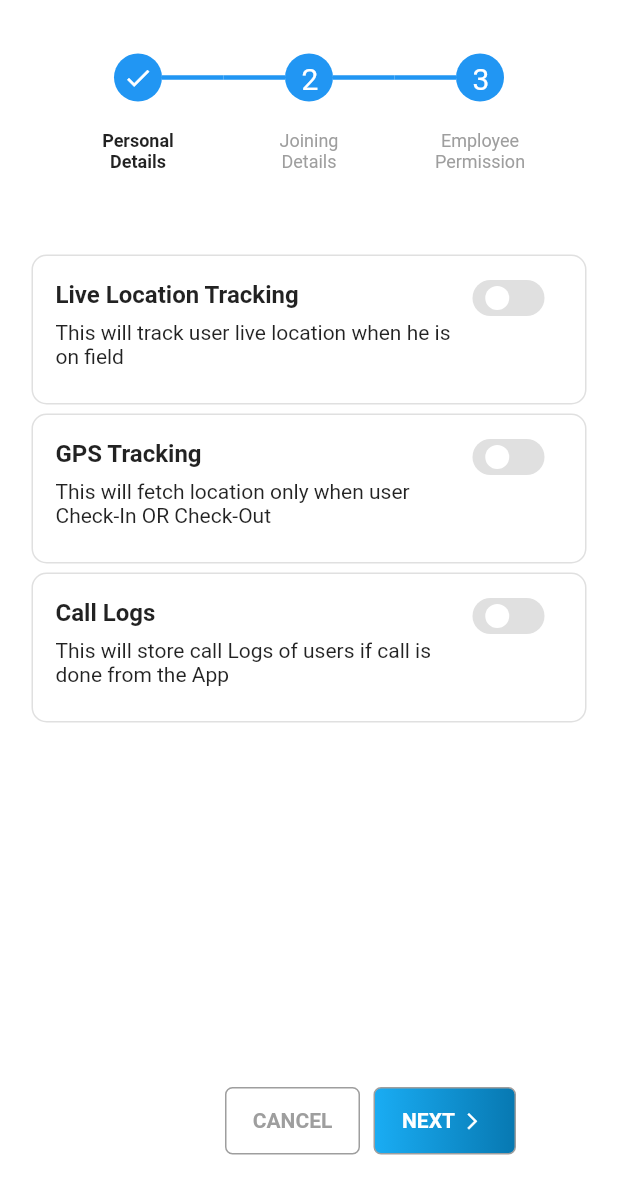
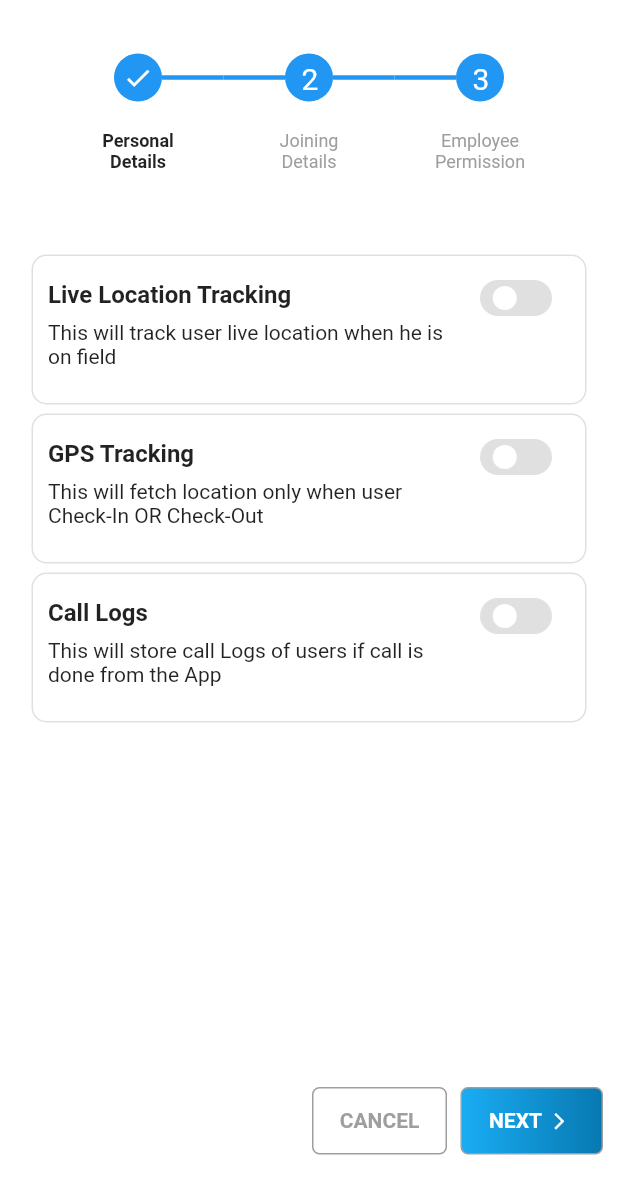
Before and after one commit to hardik-mangroliya/bytcrm_screen_ui, a Flutter app: the screen it shows after launch, swiped to page 3, on a phone screen of 412 x 824 dp, the part 59-1236 px from its top. Run offline on Flutter 3.47's test engine with Material 2 defaults, Android fonts, the phone set to English and light mode, and no system bars; drawn by our look-alikes of flutter_switch; our stand-ins replace get.

Commit message:
save button completed

```diff
--- /dev/null
+++ b/lib/enum/enum.dart
@@ -0,0 +1 @@
+enum Myenum { first, second, thered }
--- /dev/null
+++ b/lib/module/home/controller/controller.dart
@@ -0,0 +1,9 @@
+import 'package:bytcrm_screen_ui/enum/enum.dart';
+import 'package:flutter/widgets.dart';
+import 'package:get/get.dart';
+
+class HomeScreenController extends GetxController {
+  PageController pageController = PageController();
+
+  Rx<Myenum> EmployeList = Rx<Myenum>(Myenum.first);
+}
--- a/lib/module/home/view/screen/home_screen.dart
+++ b/lib/module/home/view/screen/home_screen.dart
@@ -1,13 +1,14 @@
 // ignore_for_file: library_private_types_in_public_api
-
-import 'package:bytcrm_screen_ui/widgets/widget_endview.dart';
-import 'package:bytcrm_screen_ui/widgets/widget_topbar.dart';
+import 'package:bytcrm_screen_ui/module/home/controller/controller.dart';
 import 'package:flutter/material.dart';
-import 'package:flutter/widgets.dart';
-
-import '../../../../widgets/widget_body.dart';
-import '../../../../widgets/widget_secondScreen.dart';
-import '../../../../widgets/widget_thered_screen.dart';
+import 'package:get/get.dart';
+import 'package:get/get_core/src/get_main.dart';
+// import 'package:flutter/widgets.dart';
+import '../widgets/widget_homeScreen.dart';
+import '../widgets/widget_endview.dart';
+import '../widgets/widget_secondScreen.dart';
+import '../widgets/widget_thered_screen.dart';
+import '../widgets/widget_topbar.dart';
 
 class HomeScreen extends StatefulWidget {
   const HomeScreen({Key? key}) : super(key: key);
@@ -17,6 +18,8 @@ class HomeScreen extends StatefulWidget {
 }
 
 class _HomeScreenState extends State<HomeScreen> {
+  // ScrollController scrollController = ScrollController();
+  HomeScreenController homeScreenController = Get.put(HomeScreenController());
   @override
   Widget build(BuildContext context) {
     return Scaffold(
@@ -42,6 +45,9 @@ class _HomeScreenState extends State<HomeScreen> {
             const Topbar(),
             Expanded(
               child: PageView(
+                // scrollDirection: Axis.vertical,
+                controller: homeScreenController.pageController,
+                physics: const NeverScrollableScrollPhysics(),
                 children: const [
                   InformationForm(),
                   SecondScreen(),
--- /dev/null
+++ b/lib/module/home/view/widgets/widget_endview.dart
@@ -0,0 +1,132 @@
+import 'package:bytcrm_screen_ui/enum/enum.dart';
+import 'package:bytcrm_screen_ui/module/home/controller/controller.dart';
+import 'package:flutter/material.dart';
+import 'package:get/get.dart';
+import 'package:get/instance_manager.dart';
+
+class Endview extends StatefulWidget {
+  const Endview({Key? key}) : super(key: key);
+
+  State<Endview> createState() => _EndviewState();
+}
+
+class _EndviewState extends State<Endview> {
+  HomeScreenController homeScreenController = Get.put(HomeScreenController());
+
+  @override
+  Widget build(BuildContext context) {
+    return Padding(
+      padding: const EdgeInsets.only(top: 10, bottom: 15, right: 10),
+      child: Row(
+        mainAxisAlignment: MainAxisAlignment.end,
+        children: [
+          Obx(
+            () {
+              final screen = homeScreenController.EmployeList.value;
+
+              return GestureDetector(
+                onTap: () {
+                  switch (screen) {
+                    case Myenum.first:
+                      Get.back();
+                      break;
+                    case Myenum.second:
+                      homeScreenController.pageController.animateToPage(0,
+                          duration: Duration(milliseconds: 200),
+                          curve: Curves.easeIn);
+                      homeScreenController.EmployeList.value = Myenum.first;
+                      break;
+                    case Myenum.thered:
+                      homeScreenController.pageController.animateToPage(1,
+                          duration: Duration(milliseconds: 200),
+                          curve: Curves.easeIn);
+                      homeScreenController.EmployeList.value = Myenum.second;
+                  }
+                },
+                child: Container(
+                  width: 90,
+                  height: 45,
+                  decoration: BoxDecoration(
+                    border: Border.all(color: Colors.grey),
+                    borderRadius: const BorderRadius.all(
+                      Radius.circular(5),
+                    ),
+                  ),
+                  child: const Center(
+                      child: Text(
+                    "CANCEL",
+                    style: TextStyle(
+                        color: Colors.grey,
+                        fontSize: 14,
+                        fontWeight: FontWeight.bold),
+                  )),
+                ),
+              );
+            },
+          ),
+          const SizedBox(
+            width: 9,
+          ),
+          Obx(
+            () {
+              final screen = homeScreenController.EmployeList.value;
+              return GestureDetector(
+                onTap: () {
+                  switch (screen) {
+                    case Myenum.first:
+                      homeScreenController.pageController.animateToPage(1,
+                          duration: const Duration(milliseconds: 200),
+                          curve: Curves.easeInOut);
+                      homeScreenController.EmployeList.value = Myenum.second;
+                      break;
+                    case Myenum.second:
+                      homeScreenController.pageController.animateToPage(2,
+                          duration: const Duration(milliseconds: 200),
+                          curve: Curves.easeInOut);
+                      homeScreenController.EmployeList.value = Myenum.thered;
+                      break;
+                    case Myenum.thered:
+                      Get.back();
+                      break;
+                  }
+                },
+                child: Container(
+                  width: 95,
+                  height: 45,
+                  decoration: BoxDecoration(
+                    gradient: const LinearGradient(
+                        colors: [Color(0xFF1aadf4), Color(0xFF0778b1)]),
+                    border: Border.all(color: Colors.grey),
+                    borderRadius: const BorderRadius.all(
+                      Radius.circular(5),
+                    ),
+                  ),
+                  child: Padding(
+                    padding: const EdgeInsets.only(left: 18),
+                    child: Row(
+                      children: const [
+                        Text(
+                          "NEXT",
+                          style: TextStyle(
+                              color: Colors.white,
+                              fontSize: 14,
+                              fontWeight: FontWeight.bold),
+                        ),
+                        SizedBox(width: 5),
+                        Icon(
+                          Icons.arrow_forward_ios,
+                          color: Colors.white,
+                          size: 13,
+                        )
+                      ],
+                    ),
+                  ),
+                ),
+              );
+            },
+          ),
+        ],
+      ),
+    );
+  }
+}
--- /dev/null
+++ b/lib/module/home/view/widgets/widget_thered_screen.dart
@@ -0,0 +1,192 @@
+import 'package:flutter/material.dart';
+import 'package:flutter_switch/flutter_switch.dart';
+
+class TheredScreen extends StatefulWidget {
+  const TheredScreen({Key? key}) : super(key: key);
+
+  State<TheredScreen> createState() => _TheredScreen();
+}
+
+class _TheredScreen extends State<TheredScreen> {
+  bool status = false;
+  bool gps = false;
+  bool call = false;
+
+  @override
+  Widget build(BuildContext context) {
+    return Column(
+      children: [
+        Padding(
+          padding: const EdgeInsets.only(top: 50, right: 10, left: 10),
+          child: Container(
+            width: 370,
+            height: 100,
+            decoration: BoxDecoration(
+                border: Border.all(
+                  color: Colors.grey.shade300,
+                ),
+                borderRadius: BorderRadius.circular(10)),
+            child: Padding(
+              padding: const EdgeInsets.only(left: 10, right: 10, top: 16),
+              child: Row(
+                children: [
+                  Expanded(
+                    child: Column(
+                      crossAxisAlignment: CrossAxisAlignment.start,
+                      children: const [
+                        Text(
+                          'Live Location Tracking',
+                          style: TextStyle(
+                              fontSize: 16, fontWeight: FontWeight.bold),
+                        ),
+                        SizedBox(
+                          height: 8,
+                        ),
+                        Text(
+                            "This will track user live location when he is on field"),
+                      ],
+                    ),
+                  ),
+                  Padding(
+                    padding: const EdgeInsets.symmetric(horizontal: 12),
+                    child: Column(
+                      children: [
+                        FlutterSwitch(
+                          activeColor: Colors.grey,
+                          inactiveColor: Colors.grey.shade300,
+                          width: 48,
+                          height: 24,
+                          value: status,
+                          padding: 4,
+                          onToggle: (val) {
+                            setState(() {
+                              status = val;
+                            });
+                          },
+                        ),
+                      ],
+                    ),
+                  ),
+                ],
+              ),
+            ),
+          ),
+        ),
+        const SizedBox(height: 6),
+        Padding(
+          padding: const EdgeInsets.only(right: 10, left: 10),
+          child: Container(
+            width: 370,
+            height: 100,
+            decoration: BoxDecoration(
+                border: Border.all(
+                  color: Colors.grey.shade300,
+                ),
+                borderRadius: BorderRadius.circular(10)),
+            child: Padding(
+              padding: const EdgeInsets.only(left: 10, right: 10, top: 16),
+              child: Row(
+                children: [
+                  Expanded(
+                    child: Column(
+                      crossAxisAlignment: CrossAxisAlignment.start,
+                      children: const [
+                        Text(
+                          'GPS Tracking ',
+                          style: TextStyle(
+                              fontSize: 16, fontWeight: FontWeight.bold),
+                        ),
+                        SizedBox(
+                          height: 8,
+                        ),
+                        Text(
+                            "This will fetch location only when user Check-In OR Check-Out"),
+                      ],
+                    ),
+                  ),
+                  Padding(
+                    padding: const EdgeInsets.symmetric(horizontal: 12),
+                    child: Column(
+                      children: [
+                        FlutterSwitch(
+                          activeColor: Colors.grey,
+                          inactiveColor: Colors.grey.shade300,
+                          width: 48,
+                          height: 24,
+                          value: gps,
+                          padding: 4,
+                          onToggle: (val) {
+                            setState(() {
+                              gps = val;
+                            });
+                          },
+                        ),
+                      ],
+                    ),
+                  ),
+                ],
+              ),
+            ),
+          ),
+        ),
+        const SizedBox(height: 6),
+        Padding(
+          padding: const EdgeInsets.only(right: 10, left: 10),
+          child: Container(
+            width: 370,
+            height: 100,
+            decoration: BoxDecoration(
+                border: Border.all(
+                  color: Colors.grey.shade300,
+                ),
+                borderRadius: BorderRadius.circular(10)),
+            child: Padding(
+              padding: const EdgeInsets.only(left: 10, right: 10, top: 16),
+              child: Row(
+                children: [
+                  Expanded(
+                    child: Column(
+                      crossAxisAlignment: CrossAxisAlignment.start,
+                      children: const [
+                        Text(
+                          'Call Logs',
+                          style: TextStyle(
+                              fontSize: 16, fontWeight: FontWeight.bold),
+                        ),
+                        SizedBox(
+                          height: 8,
+                        ),
+                        Text(
+                            "This will store call Logs of users if call is done from the App"),
+                      ],
+                    ),
+                  ),
+                  Padding(
+                    padding: const EdgeInsets.symmetric(horizontal: 12),
+                    child: Column(
+                      children: [
+                        FlutterSwitch(
+                          activeColor: Colors.grey,
+                          inactiveColor: Colors.grey.shade300,
+                          width: 48,
+                          height: 24,
+                          value: call,
+                          padding: 4,
+                          onToggle: (val) {
+                            setState(() {
+                              call = val;
+                            });
+                          },
+                        ),
+                      ],
+                    ),
+                  ),
+                ],
+              ),
+            ),
+          ),
+        ),
+      ],
+    );
+  }
+}
--- a/lib/widgets/widget_topbar.dart
+++ b/lib/module/home/view/widgets/widget_topbar.dart
@@ -1,5 +1,4 @@
 import 'package:flutter/material.dart';
-import 'package:flutter/widgets.dart';
 
 class Topbar extends StatefulWidget {
   const Topbar({Key? key}) : super(key: key);
--- a/lib/widgets/widget_endview.dart
+++ /dev/null
@@ -1,74 +0,0 @@
-import 'package:flutter/material.dart';
-import 'package:flutter/widgets.dart';
-
-class Endview extends StatefulWidget {
-  const Endview({Key? key}) : super(key: key);
-
-  State<Endview> createState() => _EndviewState();
-}
-
-class _EndviewState extends State<Endview> {
-  @override
-  Widget build(BuildContext context) {
-    return Padding(
-      padding: const EdgeInsets.only(left: 150, top: 10, bottom: 15),
-      child: Row(
-        children: [
-          Container(
-            width: 90,
-            height: 45,
-            decoration: BoxDecoration(
-              border: Border.all(color: Colors.grey),
-              borderRadius: const BorderRadius.all(
-                Radius.circular(5),
-              ),
-            ),
-            child: const Center(
-                child: Text(
-              "CANCEL",
-              style: TextStyle(
-                  color: Colors.grey,
-                  fontSize: 14,
-                  fontWeight: FontWeight.bold),
-            )),
-          ),
-          const SizedBox(
-            width: 9,
-          ),
-          Container(
-            width: 95,
-            height: 45,
-            decoration: BoxDecoration(
-              gradient: const LinearGradient(
-                  colors: [Color(0xFF1aadf4), Color(0xFF0778b1)]),
-              border: Border.all(color: Colors.grey),
-              borderRadius: const BorderRadius.all(
-                Radius.circular(5),
-              ),
-            ),
-            child: Padding(
-              padding: const EdgeInsets.only(left: 18),
-              child: Row(
-                children: const [
-                  Text(
-                    "NEXT",
-                    style: TextStyle(
-                        color: Colors.white,
-                        fontSize: 14,
-                        fontWeight: FontWeight.bold),
-                  ),
-                  SizedBox(width: 5),
-                  Icon(
-                    Icons.arrow_forward_ios,
-                    color: Colors.white,
-                    size: 13,
-                  )
-                ],
-              ),
-            ),
-          ),
-        ],
-      ),
-    );
-  }
-}
--- a/lib/widgets/widget_thered_screen.dart
+++ /dev/null
@@ -1,187 +0,0 @@
-import 'package:flutter/material.dart';
-import 'package:flutter/widgets.dart';
-import 'package:flutter_switch/flutter_switch.dart';
-
-class TheredScreen extends StatefulWidget {
-  const TheredScreen({Key? key}) : super(key: key);
-
-  State<TheredScreen> createState() => _TheredScreen();
-}
-
-class _TheredScreen extends State<TheredScreen> {
-  bool status = false;
-  bool gps = false;
-  bool call = false;
-
-  @override
-  Widget build(BuildContext context) {
-    return Column(
-      children: [
-        Padding(
-          padding: const EdgeInsets.only(top: 50),
-          child: Container(
-            width: 370,
-            height: 100,
-            decoration: BoxDecoration(
-                border: Border.all(
-                  color: Colors.grey.shade300,
-                ),
-                borderRadius: BorderRadius.circular(10)),
-            child: Padding(
-              padding: const EdgeInsets.only(left: 15, right: 15, top: 16),
-              child: Row(
-                children: [
-                  Expanded(
-                    child: Column(
-                      crossAxisAlignment: CrossAxisAlignment.start,
-                      children: const [
-                        Text(
-                          'Live Location Tracking',
-                          style: TextStyle(
-                              fontSize: 16, fontWeight: FontWeight.bold),
-                        ),
-                        SizedBox(
-                          height: 8,
-                        ),
-                        Text(
-                            "This will track user live location when he is on field"),
-                      ],
-                    ),
-                  ),
-                  Padding(
-                    padding: const EdgeInsets.symmetric(horizontal: 12),
-                    child: Column(
-                      children: [
-                        FlutterSwitch(
-                          activeColor: Colors.grey,
-                          inactiveColor: Colors.grey.shade300,
-                          width: 48,
-                          height: 24,
-                          value: status,
-                          padding: 4,
-                          onToggle: (val) {
-                            setState(() {
-                              status = val;
-                            });
-                          },
-                        ),
-                      ],
-                    ),
-                  ),
-                ],
-              ),
-            ),
-          ),
-        ),
-        const SizedBox(height: 6),
-        Container(
-          width: 370,
-          height: 100,
-          decoration: BoxDecoration(
-              border: Border.all(
-                color: Colors.grey.shade300,
-              ),
-              borderRadius: BorderRadius.circular(10)),
-          child: Padding(
-            padding: const EdgeInsets.only(left: 15, right: 15, top: 16),
-            child: Row(
-              children: [
-                Expanded(
-                  child: Column(
-                    crossAxisAlignment: CrossAxisAlignment.start,
-                    children: const [
-                      Text(
-                        'GPS Tracking ',
-                        style: TextStyle(
-                            fontSize: 16, fontWeight: FontWeight.bold),
-                      ),
-                      SizedBox(
-                        height: 8,
-                      ),
-                      Text(
-                          "This will fetch location only when user Check-In OR Check-Out"),
-                    ],
-                  ),
-                ),
-                Padding(
-                  padding: const EdgeInsets.symmetric(horizontal: 12),
-                  child: Column(
-                    children: [
-                      FlutterSwitch(
-                        activeColor: Colors.grey,
-                        inactiveColor: Colors.grey.shade300,
-                        width: 48,
-                        height: 24,
-                        value: gps,
-                        padding: 4,
-                        onToggle: (val) {
-                          setState(() {
-                            gps = val;
-                          });
-                        },
-                      ),
-                    ],
-                  ),
-                ),
-              ],
-            ),
-          ),
-        ),
-        const SizedBox(height: 6),
-        Container(
-          width: 370,
-          height: 100,
-          decoration: BoxDecoration(
-              border: Border.all(
-                color: Colors.grey.shade300,
-              ),
-              borderRadius: BorderRadius.circular(10)),
-          child: Padding(
-            padding: const EdgeInsets.only(left: 15, right: 15, top: 16),
-            child: Row(
-              children: [
-                Expanded(
-                  child: Column(
-                    crossAxisAlignment: CrossAxisAlignment.start,
-                    children: const [
-                      Text(
-                        'Call Logs',
-                        style: TextStyle(
-                            fontSize: 16, fontWeight: FontWeight.bold),
-                      ),
-                      SizedBox(
-                        height: 8,
-                      ),
-                      Text(
-                          "This will store call Logs of users if call is done from the App"),
-                    ],
-                  ),
-                ),
-                Padding(
-                  padding: const EdgeInsets.symmetric(horizontal: 12),
-                  child: Column(
-                    children: [
-                      FlutterSwitch(
-                        activeColor: Colors.grey,
-                        inactiveColor: Colors.grey.shade300,
-                        width: 48,
-                        height: 24,
-                        value: call,
-                        padding: 4,
-                        onToggle: (val) {
-                          setState(() {
-                            call = val;
-                          });
-                        },
-                      ),
-                    ],
-                  ),
-                ),
-              ],
-            ),
-          ),
-        ),
-      ],
-    );
-  }
-}
--- a/pubspec.yaml
+++ b/pubspec.yaml
@@ -36,6 +36,7 @@ dependencies:
   # Use with the CupertinoIcons class for iOS style icons.
   cupertino_icons: ^1.0.2
   flutter_switch: ^0.3.2
+  get: ^4.6.5
 
 dev_dependencies:
   flutter_test:
```
Also changed, not shown: lib/main.dart (+2 -46 lines), lib/module/home/view/widgets/widget_homeScreen.dart (renamed from lib/widgets/widget_body.dart, +12 -11 lines), lib/module/home/view/widgets/widget_secondScreen.dart (renamed from lib/widgets/widget_secondScreen.dart, +11 -7 lines), pubspec.lock.
